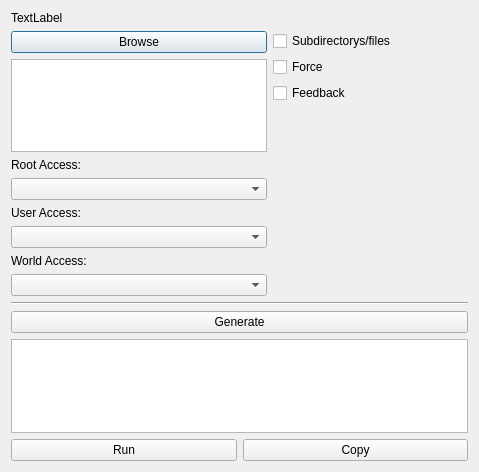
Before: the Qt Designer form dialog.ui in CodingKoopa/chmod-generator, drawn with Qt 5.
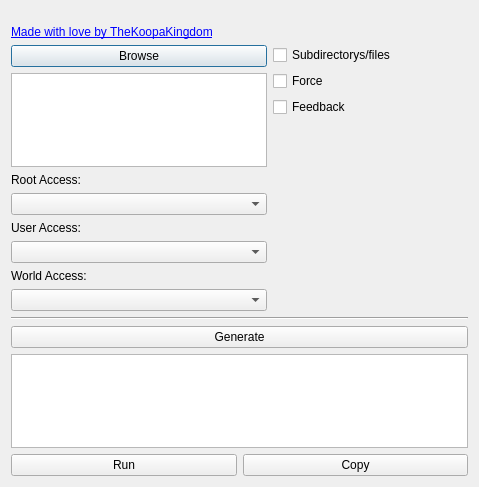
After: the same form once the commit is applied.

Diff of the .ui file:
```diff
--- a/dialog.ui
+++ b/dialog.ui
@@ -7,7 +7,7 @@
     <x>0</x>
     <y>0</y>
     <width>479</width>
-    <height>472</height>
+    <height>487</height>
    </rect>
   </property>
   <property name="windowTitle">
@@ -17,7 +17,10 @@
    <item>
     <widget class="QLabel" name="credit">
      <property name="text">
-      <string>TextLabel</string>
+      <string>&lt;html&gt;&lt;head/&gt;&lt;body&gt;&lt;p&gt;&lt;br/&gt;&lt;a href=&quot;https://github.com/TheKoopaKingdom/CHMOD-Generator&quot;&gt;&lt;span style=&quot; text-decoration: underline; color:#0000ff;&quot;&gt;Made with love by TheKoopaKingdom&lt;/span&gt;&lt;/a&gt;&lt;/p&gt;&lt;/body&gt;&lt;/html&gt;</string>
+     </property>
+     <property name="openExternalLinks">
+      <bool>true</bool>
      </property>
     </widget>
    </item>
```
Left out of the diff: 31 changed lines with no effect on the pictures.
